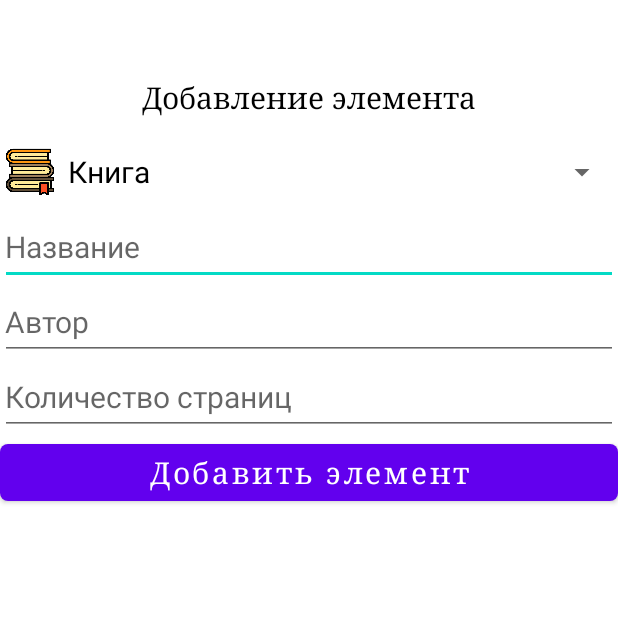
After one commit to domnichds/android-homework-03, an Android app: the NewItemActivity screen opened directly, with no data from a screen before it, on a phone screen of 412 x 824 dp, the top half of it. The commit adds this screen. Run offline under Robolectric (Android 15) with nearby library versions, the phone set to English and light mode, and no system bars.

Commit message:
Добавить реализацию создания элемента, изменить дизайн

```diff
--- a/app/src/main/AndroidManifest.xml
+++ b/app/src/main/AndroidManifest.xml
@@ -25,6 +25,7 @@
         </activity>
 
         <activity android:name=".DetailActivity" />
+        <activity android:name=".NewItemActivity"/>
     </application>
 
 </manifest>
--- a/app/src/main/java/com/example/library/DetailActivity.kt
+++ b/app/src/main/java/com/example/library/DetailActivity.kt
@@ -1,7 +1,6 @@
 package com.example.library
 
 import android.os.Bundle
-import android.util.Log
 import android.widget.ImageView
 import android.widget.TextView
 import androidx.appcompat.app.AppCompatActivity
--- a/app/src/main/java/com/example/library/LibraryAdapter.kt
+++ b/app/src/main/java/com/example/library/LibraryAdapter.kt
@@ -5,16 +5,14 @@ import android.view.ViewGroup
 import androidx.recyclerview.widget.ListAdapter
 
 // Объявление класса адаптера
-class LibraryAdapter(
-    private val onItemClick: (Int) -> Unit,
-) : ListAdapter<LibraryItem, LibraryViewHolder>(LibraryItemDiffCallback()) {
+class LibraryAdapter() : ListAdapter<LibraryItem, LibraryViewHolder>(LibraryItemDiffCallback()) {
 
     // Переопределение метода создания элемента списка
     override fun onCreateViewHolder(parent: ViewGroup, viewType: Int): LibraryViewHolder {
         // Подтягивание данных из макета и "надувание" их в объект ViewGroup
         val view = LayoutInflater.from(parent.context).inflate(R.layout.item_card, parent, false)
         // Возврат созданного экземпляра ViewHolder
-        return LibraryViewHolder(view, onItemClick)
+        return LibraryViewHolder(view)
     }
 
     // Переопределение метода отображения элемента на экране
--- a/app/src/main/java/com/example/library/LibraryViewHolder.kt
+++ b/app/src/main/java/com/example/library/LibraryViewHolder.kt
@@ -10,7 +10,7 @@ import androidx.cardview.widget.CardView
 import androidx.recyclerview.widget.RecyclerView
 
 // Класс с сылками на элементы карточки и методом для бинда
-class LibraryViewHolder(view: View, private val onItemClick: (Int) -> Unit) : RecyclerView.ViewHolder(view) {
+class LibraryViewHolder(view: View) : RecyclerView.ViewHolder(view) {
 
     val cardView: CardView = view.findViewById(R.id.cv_library_item)
     val nameTextView: TextView = view.findViewById(R.id.tv_card_item_name)
--- /dev/null
+++ b/app/src/main/java/com/example/library/NewItemActivity.kt
@@ -0,0 +1,112 @@
+package com.example.library
+
+import android.os.Bundle
+import android.view.View
+import android.widget.*
+import androidx.appcompat.app.AppCompatActivity
+import androidx.lifecycle.ViewModelProvider
+
+class NewItemActivity : AppCompatActivity() {
+
+    private lateinit var viewModel: LibraryViewModel
+
+    override fun onCreate(savedInstanceState: Bundle?) {
+        super.onCreate(savedInstanceState)
+        setContentView(R.layout.item_edit)
+
+        viewModel = ViewModelProvider(this)[LibraryViewModel::class.java]
+
+        val elementTypeSpinner: Spinner = findViewById(R.id.s_item_edit_element_type)
+        val field1EditText: EditText = findViewById(R.id.ett_item_edit_field_2)
+        val field2EditText: EditText = findViewById(R.id.ett_item_edit_field_3)
+        val field3EditText: EditText = findViewById(R.id.ett_item_edit_field_4)
+        val saveButton: Button = findViewById(R.id.b_item_edit_add_el)
+
+        // Настройка Spinner с типами элементов
+        val spinnerItems = listOf(
+            SpinnerItem(R.drawable.book, "Книга"),
+            SpinnerItem(R.drawable.disk, "Диск"),
+            SpinnerItem(R.drawable.newspaper, "Газета")
+        )
+        val adapter = SpinnerItemAdapter(this, spinnerItems)
+        elementTypeSpinner.adapter = adapter
+
+        // Слушатель для изменения типа элемента
+        elementTypeSpinner.onItemSelectedListener = object : AdapterView.OnItemSelectedListener {
+            override fun onItemSelected(parent: AdapterView<*>, view: View?, position: Int, id: Long) {
+                val selectedItem = parent.getItemAtPosition(position) as SpinnerItem
+                when (selectedItem.text) {
+                    "Книга" -> {
+                        field1EditText.hint = "Название"
+                        field2EditText.hint = "Автор"
+                        field3EditText.hint = "Количество страниц"
+                        field2EditText.visibility = View.VISIBLE
+                    }
+                    "Диск" -> {
+                        field1EditText.hint = "Название"
+                        field2EditText.hint = "Тип (CD или DVD)"
+                        field3EditText.visibility = View.GONE
+                    }
+                    "Газета" -> {
+                        field1EditText.hint = "Название"
+                        field2EditText.hint = "Номер выпуска"
+                        field3EditText.hint = "Месяц выпуска"
+                        field3EditText.visibility = View.VISIBLE
+                    }
+                }
+            }
+
+            override fun onNothingSelected(parent: AdapterView<*>) {}
+        }
+
+        // Обработчик для кнопки сохранения
+        saveButton.setOnClickListener {
+            // Логика для создания нового элемента и сохранения его в библиотеке
+            val itemType = (elementTypeSpinner.selectedItem as SpinnerItem).text
+            val field1 = field1EditText.text.toString()
+            val field2 = field2EditText.text.toString()
+            val field3 = field3EditText.text.toString()
+
+            val context = applicationContext
+
+            // Создание нового элемента в зависимости от типа
+            val newItem: LibraryItem? = when (itemType) {
+                "Книга" -> {
+                    val numberOfPages = field3.toIntOrNull()
+                    if (numberOfPages != null) {
+                        Book(0, field1, true, numberOfPages, field2)
+                    } else {
+                        Toast.makeText(context, "Количество страниц должно быть числом", Toast.LENGTH_SHORT).show()
+                        null
+                    }
+                }
+                "Диск" -> {
+                    if (field2 == "CD" || field2 == "DVD") {
+                        Disk(0, field1, true, if (field2 == "CD") 0 else 1)
+                    } else {
+                        Toast.makeText(context, "Тип диска должен быть CD или DVD", Toast.LENGTH_SHORT).show()
+                        null
+                    }
+                }
+                "Газета" -> {
+                    val issueNumber = field2.toIntOrNull()
+                    val month = Month.entries.find { it.russianName == field3 }
+                    if (issueNumber != null && month != null) {
+                        Newspaper(0, field1, true, issueNumber, month)
+                    } else {
+                        Toast.makeText(context, "Введите правильный номер выпуска" +
+                                " и месяц (на русском с заглавной буквы)", Toast.LENGTH_SHORT).show()
+                        null
+                    }
+                }
+                else -> null
+            }
+
+            // Сохранение элемента в библиотеке (например, в базе данных или списке)
+            if (newItem != null) {
+                viewModel.addItem(newItem)
+                finish() // Завершение активити
+            }
+        }
+    }
+}
--- /dev/null
+++ b/app/src/main/java/com/example/library/SpinnerItemAdapter.kt
@@ -0,0 +1,41 @@
+package com.example.library
+
+import android.content.Context
+import android.view.LayoutInflater
+import android.view.View
+import android.view.ViewGroup
+import android.widget.ImageView
+import android.widget.TextView
+import android.widget.ArrayAdapter
+import android.widget.SpinnerAdapter
+
+data class SpinnerItem(
+    val iconResId: Int,
+    val text: String
+)
+
+class SpinnerItemAdapter(context: Context, private val items: List<SpinnerItem>) :
+    ArrayAdapter<SpinnerItem>(context, 0, items), SpinnerAdapter {
+
+    override fun getView(position: Int, convertView: View?, parent: ViewGroup): View {
+        return createViewFromResource(position, convertView, parent, R.layout.spinner_item)
+    }
+
+    override fun getDropDownView(position: Int, convertView: View?, parent: ViewGroup): View {
+        return createViewFromResource(position, convertView, parent, R.layout.spinner_item)
+    }
+
+    private fun createViewFromResource(position: Int, convertView: View?, parent: ViewGroup, resource: Int): View {
+        val view = convertView ?: LayoutInflater.from(context).inflate(resource, parent, false)
+
+        val item = getItem(position)
+        if (item != null) {
+            val iconImageView: ImageView = view.findViewById(R.id.iv_spinner_item_icon)
+            val textView: TextView = view.findViewById(R.id.tv_spinner_item_text)
+
+            iconImageView.setImageResource(item.iconResId)
+            textView.text = item.text
+        }
+        return view
+    }
+}
--- a/app/src/main/res/layout/activity_main.xml
+++ b/app/src/main/res/layout/activity_main.xml
@@ -15,7 +15,7 @@
         android:paddingTop="?attr/actionBarSize" />
 
     <Button
-        android:id="@+id/b_library_list_add_el"
+        android:id="@+id/b_item_edit_add_el"
         android:layout_width="match_parent"
         android:layout_height="50dp"
         android:layout_marginBottom="15dp"
--- a/app/src/main/res/layout/item_card.xml
+++ b/app/src/main/res/layout/item_card.xml
@@ -6,6 +6,7 @@
     android:layout_width="match_parent"
     android:layout_height="70dp"
     android:layout_margin="6dp"
+    android:elevation="10dp"
     app:cardCornerRadius="10dp">
 
     <LinearLayout
--- /dev/null
+++ b/app/src/main/res/layout/item_edit.xml
@@ -0,0 +1,72 @@
+<?xml version="1.0" encoding="utf-8"?>
+<LinearLayout xmlns:android="http://schemas.android.com/apk/res/android"
+    xmlns:app="http://schemas.android.com/apk/res-auto"
+    xmlns:tools="http://schemas.android.com/tools"
+    android:layout_width="match_parent"
+    android:layout_height="wrap_content"
+    android:layout_marginTop="40dp"
+    android:orientation="vertical"
+    app:layout_constraintEnd_toEndOf="parent"
+    app:layout_constraintStart_toStartOf="parent"
+    app:layout_constraintTop_toTopOf="parent">
+
+    <TextView
+        android:id="@+id/tv_item_edit_title"
+        android:layout_width="match_parent"
+        android:layout_height="50dp"
+        android:fontFamily="serif"
+        android:gravity="bottom|top|center_horizontal"
+        android:text="Добавление элемента"
+        android:textAlignment="center"
+        android:textColor="@color/black"
+        android:textSize="20sp" />
+
+    <Spinner
+        android:id="@+id/s_item_edit_element_type"
+        android:layout_width="match_parent"
+        android:layout_height="50dp"
+        android:contextClickable="false"
+        tools:visibility="visible" />
+
+    <EditText
+        android:id="@+id/ett_item_edit_field_2"
+        android:layout_width="match_parent"
+        android:layout_height="50dp"
+        android:ems="10"
+        android:inputType="text"
+        android:paddingLeft="3dp"
+        android:textColor="@color/black"
+        android:textSize="20sp" />
+
+    <EditText
+        android:id="@+id/ett_item_edit_field_3"
+        android:layout_width="match_parent"
+        android:layout_height="50dp"
+        android:ems="10"
+        android:inputType="text"
+        android:paddingLeft="3dp"
+        android:textColor="@color/black"
+        android:textSize="20sp" />
+
+    <EditText
+        android:id="@+id/ett_item_edit_field_4"
+        android:layout_width="match_parent"
+        android:layout_height="50dp"
+        android:ems="10"
+        android:inputType="text"
+        android:paddingLeft="3dp"
+        android:textColor="@color/black"
+        android:textSize="20sp" />
+
+    <Button
+        android:id="@+id/b_item_edit_add_el"
+        android:layout_width="match_parent"
+        android:layout_height="50dp"
+        android:fontFamily="serif"
+        android:text="Добавить элемент"
+        android:textAllCaps="false"
+        android:textColor="@color/white"
+        android:textSize="20sp"
+        app:cornerRadius="5dp" />
+
+</LinearLayout>
--- /dev/null
+++ b/app/src/main/res/layout/spinner_item.xml
@@ -0,0 +1,30 @@
+<?xml version="1.0" encoding="utf-8"?>
+<LinearLayout xmlns:android="http://schemas.android.com/apk/res/android"
+    xmlns:app="http://schemas.android.com/apk/res-auto"
+    xmlns:tools="http://schemas.android.com/tools"
+    android:id="@+id/ll_spinner_item_root"
+    android:layout_width="match_parent"
+    android:layout_height="40dp"
+    android:orientation="horizontal"
+    tools:layout_editor_absoluteX="594dp"
+    tools:layout_editor_absoluteY="1dp">
+
+    <ImageView
+        android:id="@+id/iv_spinner_item_icon"
+        android:layout_width="40dp"
+        android:layout_height="40dp"
+        android:layout_weight="0"
+        android:padding="3dp"
+        app:srcCompat="@drawable/unknown" />
+
+    <TextView
+        android:id="@+id/tv_spinner_item_text"
+        android:layout_width="0dp"
+        android:layout_height="40dp"
+        android:layout_gravity="center_vertical"
+        android:layout_weight="1"
+        android:gravity="bottom|top"
+        android:paddingLeft="5dp"
+        android:textColor="@color/black"
+        android:textSize="20sp" />
+</LinearLayout>
```
Also changed, not shown: app/src/main/java/com/example/library/ItemRepository.kt (+17 -1 lines), app/src/main/java/com/example/library/LibraryViewModel.kt (+14 -13 lines), app/src/main/java/com/example/library/MainActivity.kt (+15 -4 lines), app/src/main/res/layout/item_info.xml (+8 -9 lines), app/build.gradle.kts (line endings or trailing spaces), 2 other files.
